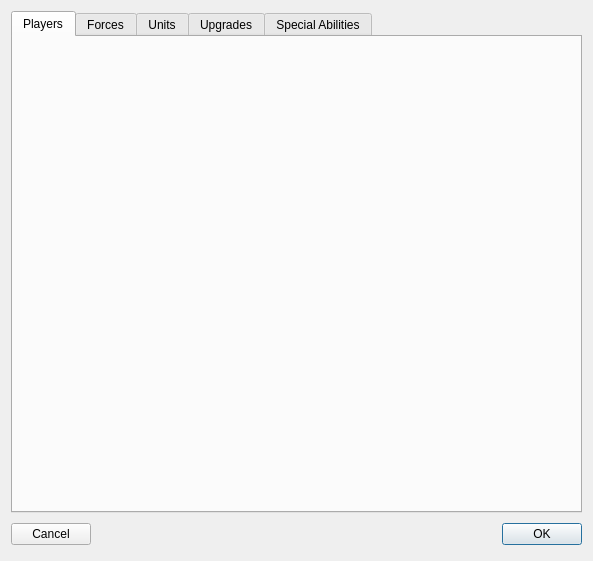
First picture: the form in ChkForge/scenariosettings.ui, repository heinermann/ChkForge, before the edit.
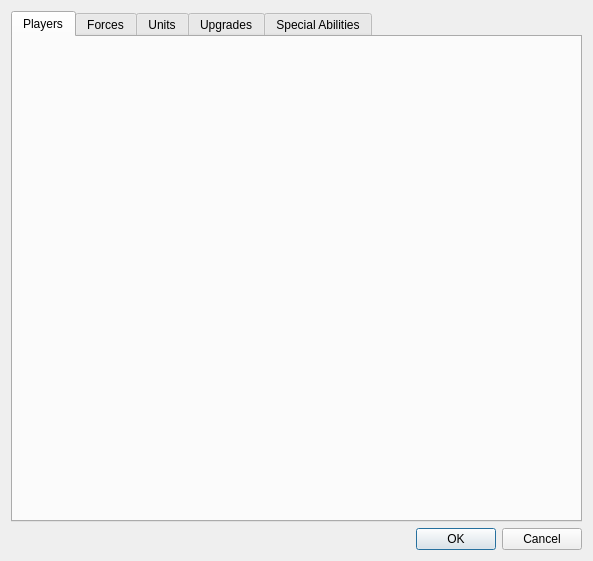
Second picture: the form after the edit. Custom widgets are drawn as their Qt base class.

```diff
--- a/ChkForge/scenariosettings.ui
+++ b/ChkForge/scenariosettings.ui
@@ -14,58 +14,6 @@
    <string>Scenario Settings</string>
   </property>
   <layout class="QGridLayout" name="gridLayout">
-   <item row="2" column="0">
-    <layout class="QHBoxLayout">
-     <property name="spacing">
-      <number>6</number>
-     </property>
-     <property name="leftMargin">
-      <number>0</number>
-     </property>
-     <property name="topMargin">
-      <number>0</number>
-     </property>
-     <property name="rightMargin">
-      <number>0</number>
-     </property>
-     <property name="bottomMargin">
-      <number>0</number>
-     </property>
-     <item>
-      <widget class="QPushButton" name="cancelButton">
-       <property name="text">
-        <string>Cancel</string>
-       </property>
-       <property name="autoDefault">
-        <bool>false</bool>
-       </property>
-      </widget>
-     </item>
-     <item>
-      <spacer>
-       <property name="orientation">
-        <enum>Qt::Horizontal</enum>
-       </property>
-       <property name="sizeHint" stdset="0">
-        <size>
-         <width>131</width>
-         <height>31</height>
-        </size>
-       </property>
-      </spacer>
-     </item>
-     <item>
-      <widget class="QPushButton" name="okButton">
-       <property name="text">
-        <string>OK</string>
-       </property>
-       <property name="default">
-        <bool>true</bool>
-       </property>
-      </widget>
-     </item>
-    </layout>
-   </item>
    <item row="1" column="0">
     <widget class="QTabWidget" name="tabs">
      <property name="currentIndex">
@@ -103,6 +51,13 @@
      </widget>
     </widget>
    </item>
+   <item row="2" column="0">
+    <widget class="QDialogButtonBox" name="buttonBox">
+     <property name="standardButtons">
+      <set>QDialogButtonBox::Cancel|QDialogButtonBox::Ok</set>
+     </property>
+    </widget>
+   </item>
   </layout>
  </widget>
  <customwidgets>
```
Left out of the diff: 26 changed lines with no effect on the pictures.
